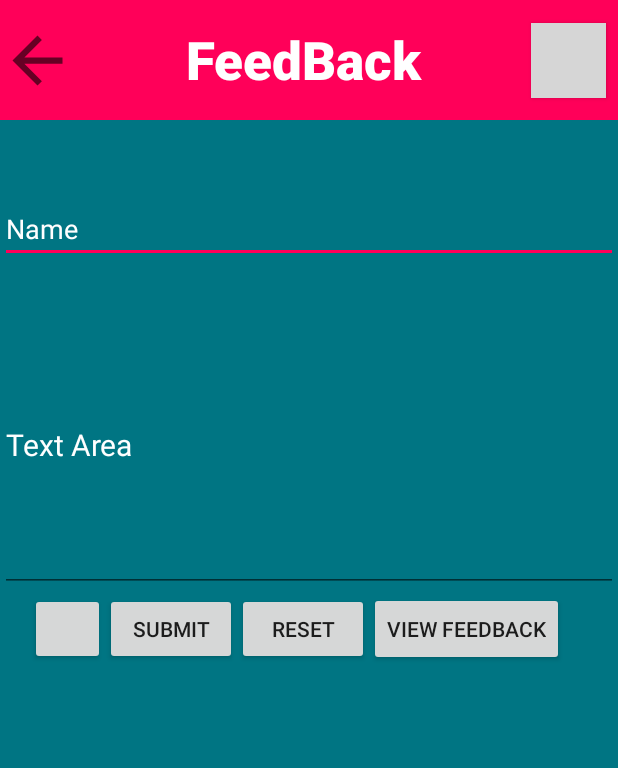
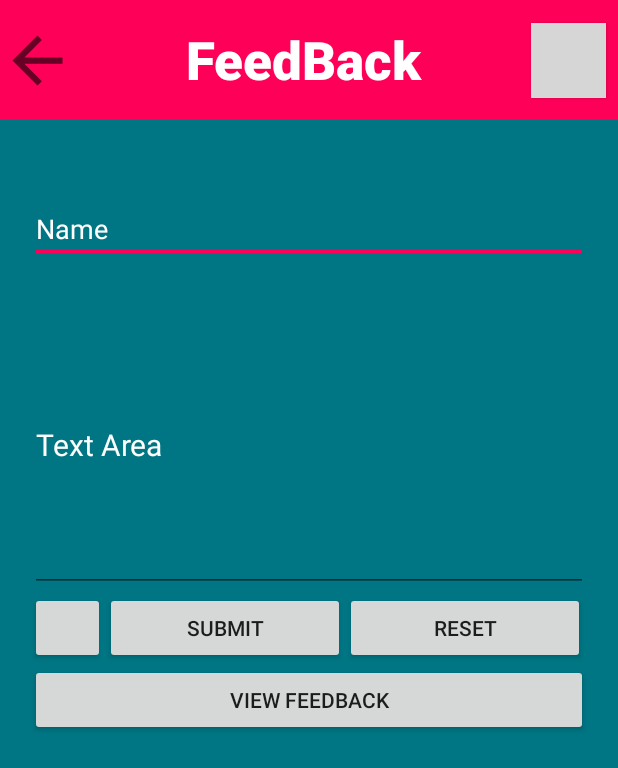
Before and after one commit to Nimanja/Science-Center, an Android app: the NoticeFeedback screen opened directly, with no data from a screen before it, on a phone screen of 412 x 824 dp. Shown: the top 768 px of the screen. Run offline under Robolectric (Android 15) with nearby library versions, the phone set to English and light mode, and no system bars; grey boxes are pictures that could not be loaded.

```diff
--- a/app/src/main/java/com/example/sciencecenter/NoticeFeedback.java
+++ b/app/src/main/java/com/example/sciencecenter/NoticeFeedback.java
@@ -8,6 +8,8 @@ import android.widget.EditText;
 
 import androidx.appcompat.app.AppCompatActivity;
 
+import com.google.firebase.FirebaseApp;
+
 public class NoticeFeedback extends AppCompatActivity {
 
 
@@ -16,18 +18,31 @@ public class NoticeFeedback extends AppCompatActivity {
     private EditText mmsgText;
     private Button msubbtn;
     private Button mcambtn;
+    private Button mview;
+    private FirebaseApp firebase;
 
     @Override
     protected void onCreate(Bundle savedInstanceState) {
         super.onCreate(savedInstanceState);
         setContentView(R.layout.activity_notice_feedback);
 
+        mfbnameText = findViewById(R.id.fbnameText);
+        mmsgText = findViewById(R.id.msgText);
+        msubbtn = findViewById(R.id.subbtn);
+        mview = findViewById(R.id.fbview);
         mcambtn = (Button) findViewById(R.id.cambtn);
-        mfbnameText = (EditText) findViewById(R.id.fbnameText);
-        mmsgText = (EditText) findViewById(R.id.msgText);
-        msubbtn = (Button) findViewById(R.id.subbtn);
         backbtn = (Button) findViewById(R.id.btnback);
 
+        FirebaseApp.getApps(this);
+
+        msubbtn.setOnClickListener(new View.OnClickListener() {
+            @Override
+            public void onClick(View v) {
+                String name = mfbnameText.getText().toString();
+                String comment = mmsgText.getText().toString();
+
+            }
+        });
 
         backbtn.setOnClickListener(new View.OnClickListener() {
             @Override
--- a/app/src/main/res/layout/activity_notice_feedback.xml
+++ b/app/src/main/res/layout/activity_notice_feedback.xml
@@ -74,6 +74,8 @@
                 android:layout_width="match_parent"
                 android:layout_height="wrap_content"
                 android:layout_marginTop="50dp"
+                android:layout_marginStart="20dp"
+                android:layout_marginEnd="20dp"
                 android:ems="10"
                 android:hint="@string/name"
                 android:inputType="textPersonName"
@@ -85,14 +87,17 @@
                 android:id="@+id/msgText"
                 android:layout_width="match_parent"
                 android:layout_height="195dp"
+                android:layout_marginStart="20dp"
                 android:layout_marginTop="24dp"
+                android:layout_marginEnd="20dp"
                 android:ems="10"
                 android:hint="@string/text_area"
+                android:importantForAutofill="no"
                 android:inputType="textPersonName"
+                android:textAlignment="viewStart"
                 android:textColor="#ffff"
                 android:textColorHint="#ffff"
-                android:textSize="20sp"
-                android:importantForAutofill="no" />
+                android:textSize="20sp" />
 
             <LinearLayout
                 android:layout_width="match_parent"
@@ -107,23 +112,25 @@
 
                 <Button
                     android:id="@+id/subbtn"
-                    android:layout_width="wrap_content"
-                    android:layout_height="wrap_content"
+                    android:layout_width="160dp"
+                    android:layout_height="match_parent"
                     android:text="@string/submit" />
 
                 <Button
                     android:id="@+id/button3"
-                    android:layout_width="wrap_content"
-                    android:layout_height="wrap_content"
+                    android:layout_width="160dp"
+                    android:layout_height="match_parent"
                     android:text="@string/reset" />
 
-                <Button
-                    android:id="@+id/button8"
-                    android:layout_width="wrap_content"
-                    android:layout_height="49dp"
-                    android:text="@string/view_feedback" />
+            </LinearLayout>
 
-            </LinearLayout>
+            <Button
+                android:id="@+id/fbview"
+                android:layout_width="match_parent"
+                android:layout_height="match_parent"
+                android:layout_marginStart="20dp"
+                android:layout_marginEnd="20dp"
+                android:text="@string/view_feedback" />
 
 
         </LinearLayout>
```
